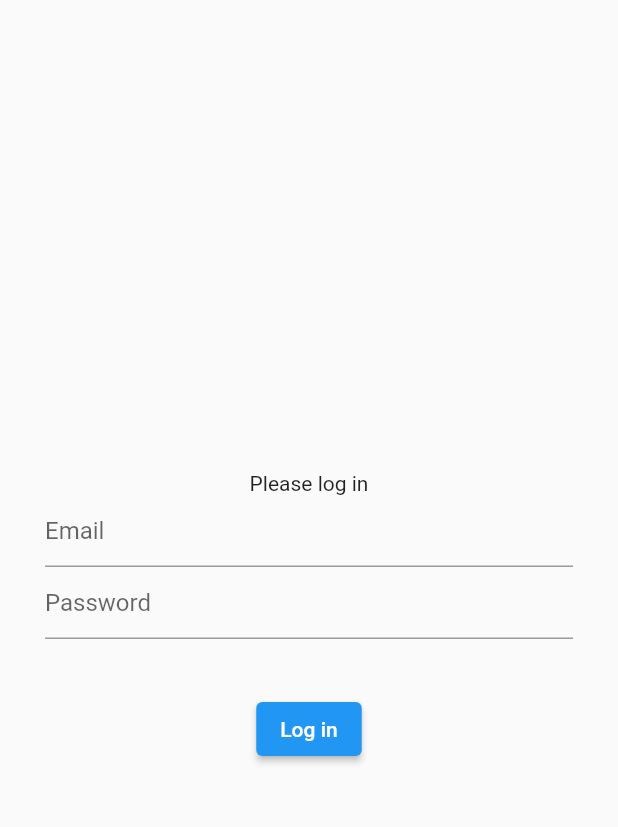
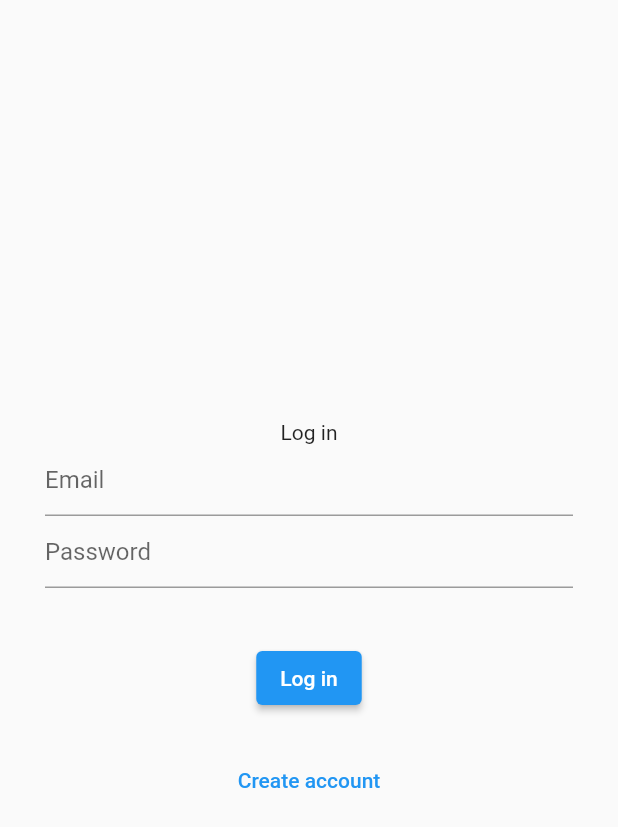
Before and after one commit to martynabogacz/my_planner, a Flutter app: the screen it shows after launch, on a phone screen of 412 x 824 dp. Shown: the top 827 px of the screen. Run offline on Flutter 3.47's test engine with Material 2 defaults, Android fonts, the light colour scheme and no system bars; our stand-ins replace cloud_firestore, firebase_auth, firebase_core; accounts and stored records are empty.

Commit message:
Add registration

```diff
--- a/lib/app/login/login_page.dart
+++ b/lib/app/login/login_page.dart
@@ -15,6 +15,7 @@ class LoginPage extends StatefulWidget {
 
 class _LoginPageState extends State<LoginPage> {
   var errorMessage = '';
+  var isCreatingAccount = false;
 
   @override
   Widget build(BuildContext context) {
@@ -25,7 +26,7 @@ class _LoginPageState extends State<LoginPage> {
           child: Column(
             mainAxisAlignment: MainAxisAlignment.center,
             children: [
-              const Text('Please log in'),
+              Text(isCreatingAccount == true ? 'Sign in' : 'Log in'),
               TextField(
                 controller: widget.emailController,
                 decoration: const InputDecoration(hintText: "Email"),
@@ -41,6 +42,20 @@ class _LoginPageState extends State<LoginPage> {
               Text(errorMessage),
               ElevatedButton(
                 onPressed: () async {
+                  if (isCreatingAccount == true) {
+                    try {
+                      await FirebaseAuth.instance
+                          .createUserWithEmailAndPassword(
+                        email: widget.emailController.text,
+                        password: widget.passwordController.text,
+                      );
+                    } catch (error) {
+                      setState(() {
+                        errorMessage = error.toString();
+                      });
+                    }
+                    //rejestracja
+                  } else {
                     try {
                       await FirebaseAuth.instance.signInWithEmailAndPassword(
                         email: widget.emailController.text,
@@ -51,9 +66,38 @@ class _LoginPageState extends State<LoginPage> {
                         errorMessage = error.toString();
                       });
                     }
+                    //logowanie
+                  }
                 },
-                child: const Text("Log in"),
+                child: Text(isCreatingAccount == true ? 'Sign in' : 'Log in'),
               ),
+              const SizedBox(
+                height: 20,
+              ),
+              if (isCreatingAccount == false) ...[
+                TextButton(
+                  onPressed: () {
+                    setState(
+                      () {
+                        isCreatingAccount = true;
+                      },
+                    );
+                  },
+                  child: const Text('Create account'),
+                ),
+              ],
+              if (isCreatingAccount == true) ...[
+                TextButton(
+                  onPressed: () {
+                    setState(
+                      () {
+                        isCreatingAccount = false;
+                      },
+                    );
+                  },
+                  child: const Text('Already have an account?'),
+                ),
+              ],
             ],
           ),
         ),
```
Lines whose indentation alone changed are shown as unchanged.
